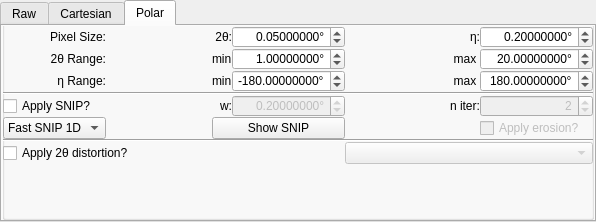
Above: hexrd/ui/resources/ui/image_mode_widget.ui from HEXRD/hexrdgui before the change. Below: the same form after it.
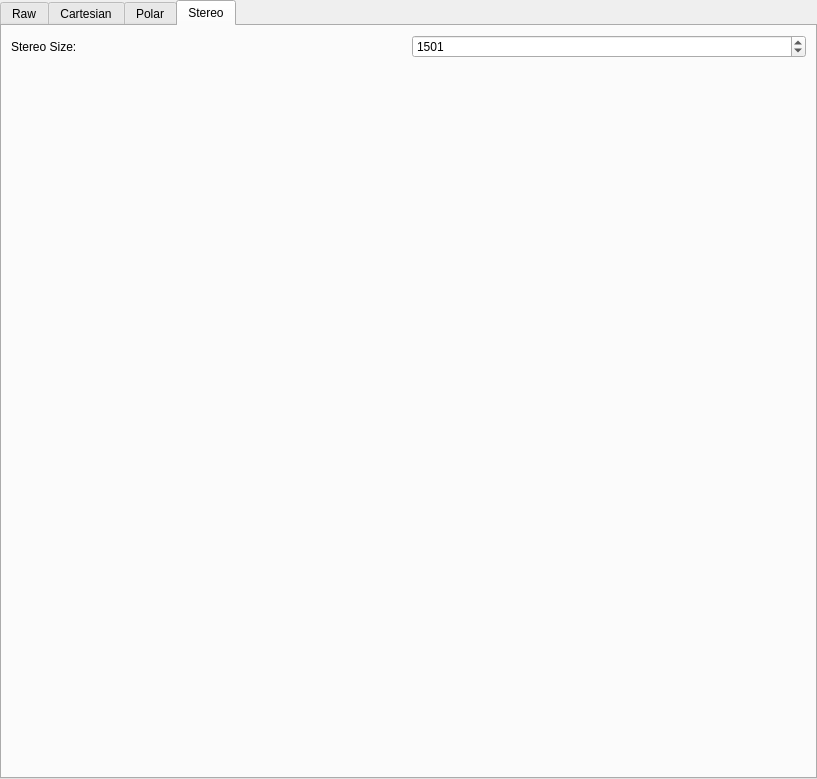
That is the form after the change. Custom widgets are drawn as their Qt base class.

Commit message:
First pass at stereo image mode
It seems to be working for the most part in this commit, although there
are several things that need to be added/fixed.

It is generated from the polar view, so that it may use the snip
background subtractions from it.

Patch:
```diff
--- a/hexrd/ui/resources/ui/image_mode_widget.ui
+++ b/hexrd/ui/resources/ui/image_mode_widget.ui
@@ -6,8 +6,8 @@
    <rect>
     <x>0</x>
     <y>0</y>
-    <width>596</width>
-    <height>222</height>
+    <width>817</width>
+    <height>779</height>
    </rect>
   </property>
   <layout class="QGridLayout" name="gridLayout_4">
@@ -38,7 +38,7 @@
       <enum>QTabWidget::Rounded</enum>
      </property>
      <property name="currentIndex">
-      <number>2</number>
+      <number>3</number>
      </property>
      <property name="iconSize">
       <size>
@@ -827,6 +827,53 @@
        </item>
       </layout>
      </widget>
+     <widget class="QWidget" name="stereo_tab">
+      <attribute name="title">
+       <string>Stereo</string>
+      </attribute>
+      <layout class="QVBoxLayout" name="verticalLayout_4">
+       <item>
+        <layout class="QGridLayout" name="stereo_tab_grid_layout">
+         <item row="0" column="0">
+          <widget class="QLabel" name="stereo_size_label">
+           <property name="text">
+            <string>Stereo Size:</string>
+           </property>
+          </widget>
+         </item>
+         <item row="0" column="1">
+          <widget class="QSpinBox" name="stereo_size">
+           <property name="keyboardTracking">
+            <bool>false</bool>
+           </property>
+           <property name="minimum">
+            <number>1</number>
+           </property>
+           <property name="maximum">
+            <number>10000</number>
+           </property>
+           <property name="value">
+            <number>1501</number>
+           </property>
+          </widget>
+         </item>
+        </layout>
+       </item>
+       <item>
+        <spacer name="verticalSpacer_3">
+         <property name="orientation">
+          <enum>Qt::Vertical</enum>
+         </property>
+         <property name="sizeHint" stdset="0">
+          <size>
+           <width>20</width>
+           <height>40</height>
+          </size>
+         </property>
+        </spacer>
+       </item>
+      </layout>
+     </widget>
     </widget>
    </item>
   </layout>
```
The commit also changes 11 other files.
